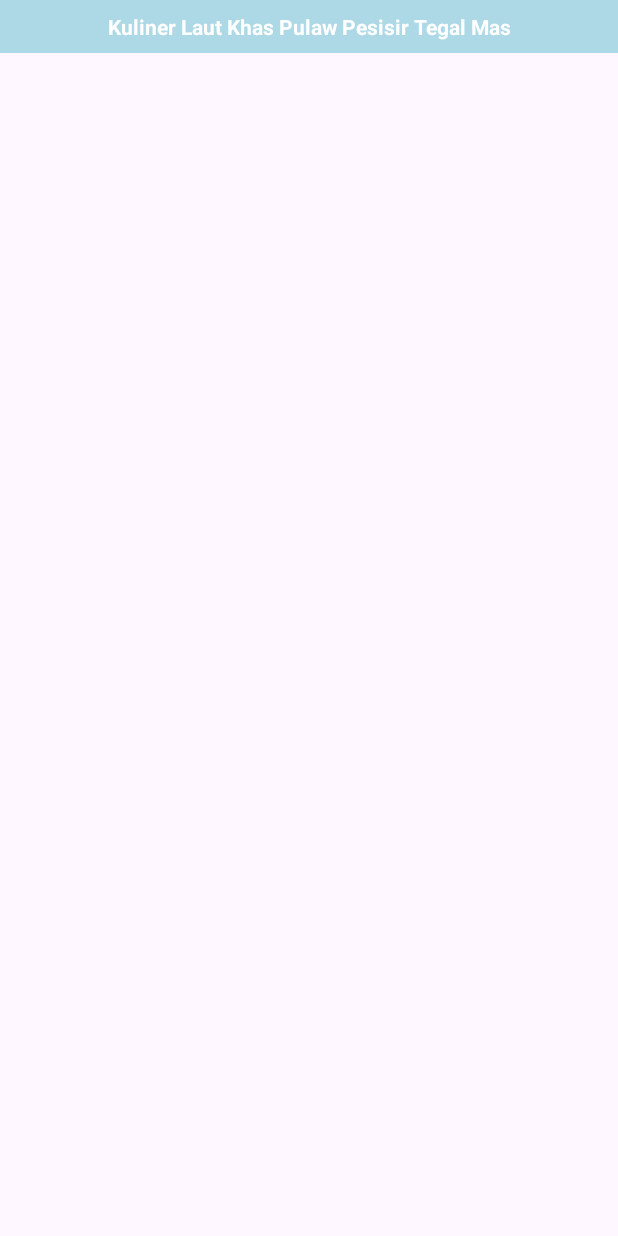
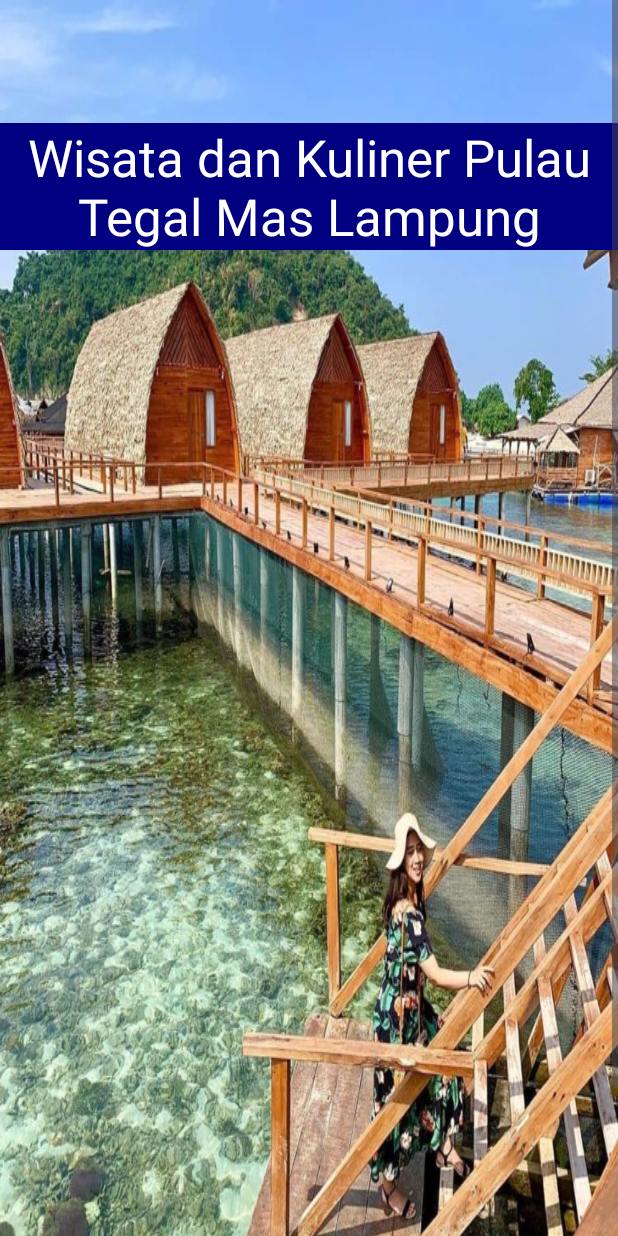
Before and after one commit to dairahmannn/TA-PM-SI21CDX-OASIS, an Android app: the MenuUtama screen opened directly, with no data from a screen before it, on a phone screen of 412 x 824 dp. Run offline under Robolectric (Android 15) with nearby library versions, the phone set to English and light mode, and no system bars; 1 statement that could not run was skipped.

Commit message:
dimas: melanjutkan activity menu utama-menambahkan background

```diff
--- a/PROGRAM/app/src/main/res/layout/activity_menu_utama.xml
+++ b/PROGRAM/app/src/main/res/layout/activity_menu_utama.xml
@@ -1,22 +1,52 @@
 <?xml version="1.0" encoding="utf-8"?>
-<androidx.constraintlayout.widget.ConstraintLayout
-    xmlns:android="http://schemas.android.com/apk/res/android"
+<ScrollView xmlns:android="http://schemas.android.com/apk/res/android"
+    xmlns:app="http://schemas.android.com/apk/res-auto"
     xmlns:tools="http://schemas.android.com/tools"
-    xmlns:app="http://schemas.android.com/apk/res-auto"
-    android:id="@+id/main"
     android:layout_width="match_parent"
     android:layout_height="match_parent"
-    tools:context="MenuUtama">
+    tools:context=".MainActivity">
 
-    <TextView
-        android:id="@+id/textView"
+    <LinearLayout
+        android:orientation="vertical"
+        android:background="@drawable/home"
+        android:weightSum="10"
         android:layout_width="match_parent"
-        android:layout_height="wrap_content"
-        android:text="Kuliner Laut Khas Pulaw Pesisir Tegal Mas"
-        android:textStyle="bold"
-        android:background="#ADD8E6"
-        android:textColor="#FFFFFF"
-        android:padding="8dp"
-        android:gravity="center"
-        />
-</androidx.constraintlayout.widget.ConstraintLayout>
+        android:layout_height="match_parent">
+
+        <RelativeLayout
+            android:layout_weight="2"
+            android:layout_width="match_parent"
+            android:layout_height="0dp">
+
+            <TextView
+                android:id="@+id/textGrid"
+                android:layout_width="wrap_content"
+                android:layout_height="wrap_content"
+                android:layout_centerInParent="true"
+                android:background="#000080"
+                android:text="Wisata dan Kuliner Pulau Tegal Mas Lampung"
+                android:textAlignment="center"
+                android:textColor="@color/white"
+                android:textSize="34sp" />
+
+        </RelativeLayout>
+
+        <GridLayout
+            android:id="@+id/mainGrid"
+            android:columnCount="2"
+            android:rowCount="3"
+            android:alignmentMode="alignMargins"
+            android:columnOrderPreserved="false"
+            android:layout_weight="8"
+            android:layout_width="match_parent"
+            android:layout_height="0dp"
+            android:padding="14dp"
+            app:srcCompat="@drawable/home">
+
+
+
+        </GridLayout>
+
+    </LinearLayout>
+
+</ScrollView>
```
Also changed, not shown: PROGRAM/app/src/main/res/drawable/home.jpg (added).
